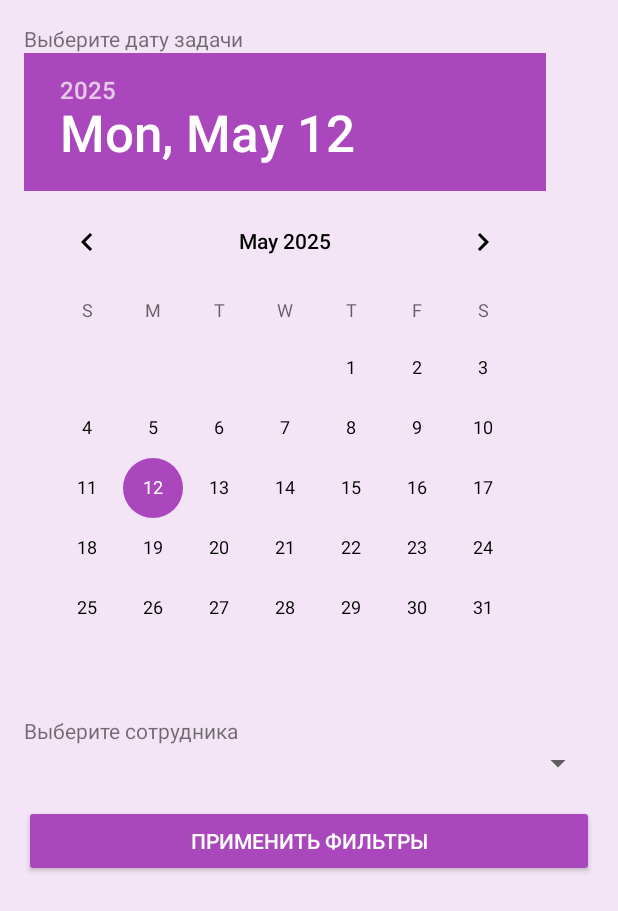
After one commit to iluscho/PerformApp, an Android app: the layout dialog_filters.xml on its own in the app's theme, with its tools: preview values and no code run, on a phone screen of 412 x 824 dp. The commit adds this screen. Shown: the top 911 px of the screen. Run offline under Robolectric (Android 15) with nearby library versions, the phone set to English and light mode, and no system bars.

Commit message:
add all task view with filters

```diff
--- a/app/src/main/java/com/example/performapp/DispatcherActivity.java
+++ b/app/src/main/java/com/example/performapp/DispatcherActivity.java
@@ -58,6 +58,10 @@ public class DispatcherActivity extends AppCompatActivity {
             intent.setFlags(Intent.FLAG_ACTIVITY_NEW_TASK | Intent.FLAG_ACTIVITY_CLEAR_TASK);
             startActivity(intent);
         });
+        findViewById(R.id.btnAllTasks).setOnClickListener(v -> {
+            startActivity(new Intent(this, DispatcherAllTasksActivity.class));
+        });
+
     }
 
     private void loadTasks() {
--- /dev/null
+++ b/app/src/main/res/layout/dialog_filters.xml
@@ -0,0 +1,37 @@
+<?xml version="1.0" encoding="utf-8"?>
+<LinearLayout
+    xmlns:android="http://schemas.android.com/apk/res/android"
+    android:orientation="vertical"
+    android:padding="16dp"
+    android:layout_width="match_parent"
+    android:layout_height="wrap_content">
+
+    <TextView
+        android:text="Выберите дату задачи"
+        android:layout_width="wrap_content"
+        android:layout_height="wrap_content"/>
+
+    <DatePicker
+        android:id="@+id/datePicker"
+        android:layout_width="match_parent"
+        android:layout_height="wrap_content"
+        android:calendarViewShown="true"/>
+
+    <TextView
+        android:text="Выберите сотрудника"
+        android:layout_width="wrap_content"
+        android:layout_height="wrap_content"
+        android:layout_marginTop="12dp"/>
+
+    <Spinner
+        android:id="@+id/workerSpinner"
+        android:layout_width="match_parent"
+        android:layout_height="wrap_content"/>
+
+    <Button
+        android:id="@+id/btnApplyFilters"
+        android:layout_width="match_parent"
+        android:layout_height="wrap_content"
+        android:text="Применить фильтры"
+        android:layout_marginTop="16dp"/>
+</LinearLayout>
```
Also changed, not shown: app/src/main/AndroidManifest.xml (+4 -4 lines), app/src/main/java/com/example/performapp/DispatcherAllTasksActivity.java (added, +199 -0 lines), app/src/main/res/layout/activity_dispatcher.xml (+7 -0 lines), app/src/main/res/layout/activity_dispatcher_all_tasks.xml (added, +45 -0 lines).
